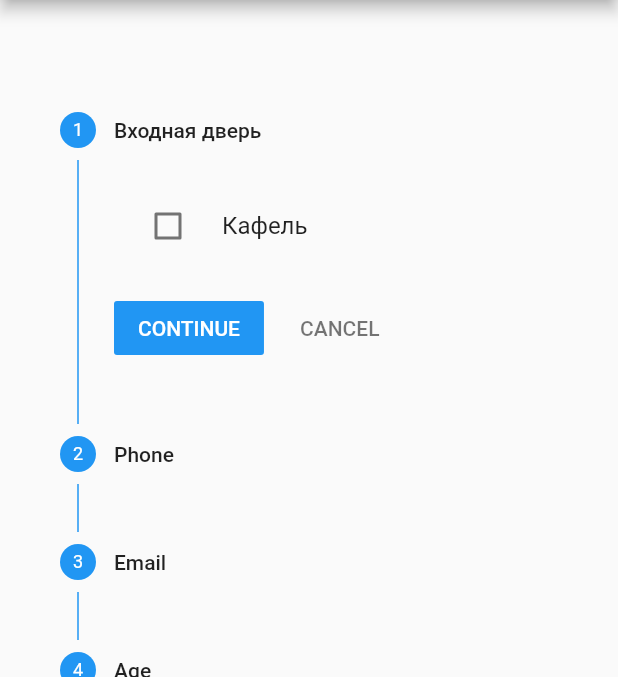
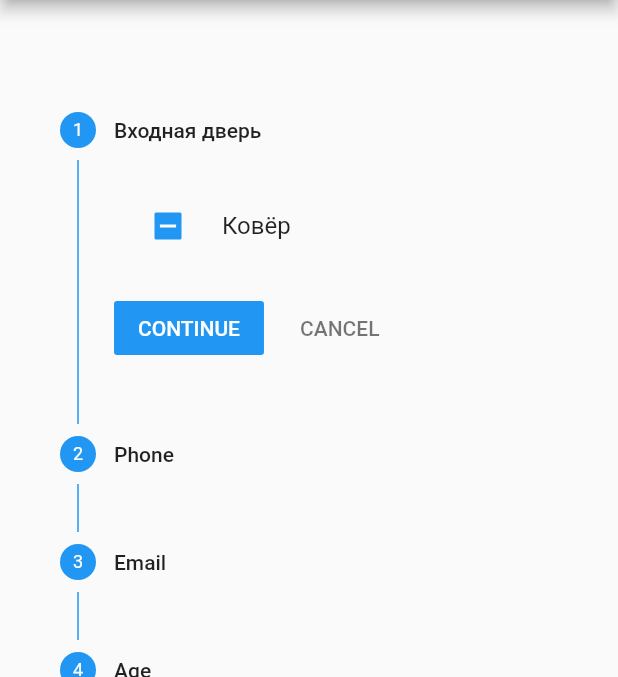
Before and after one commit to vlad-novikov/superlist, a Flutter app: the RoomPage screen opened directly, on a phone screen of 412 x 824 dp, the part 84-761 px from its top. Run offline on Flutter 3.47's test engine with Material 2 defaults, Android fonts, the phone set to English and light mode, and no system bars; our stand-ins replace date_time_picker; network calls fail; statements that could not run were skipped.

```diff
--- a/lib/drawer.dart
+++ b/lib/drawer.dart
@@ -1,3 +1,4 @@
+// common side menu
 import 'package:flutter/material.dart';
 import 'package:google_sheets_app/main.dart';
 import 'package:google_sheets_app/room_screen.dart';
--- a/lib/model/supervisor.dart
+++ b/lib/model/supervisor.dart
@@ -34,13 +34,13 @@ class SupervisorCheck {
     'Supervisor': Supervisor,
     'datetime': datetime,
     'feedback': feedback,
-    'doorCarpet':doorCarpet,
+    'doorCarpet':doorCarpet.toString(),
     'doorKnob':doorKnob
   };
 }
 
 class Door{
-  String Carpet;
+  bool Carpet = false;
   String Plate;
   String Knob;
   String Leaf;
--- a/lib/room_screen.dart
+++ b/lib/room_screen.dart
@@ -10,8 +10,6 @@ import 'package:google_sheets_app/drawer.dart';
 import 'package:flutter/services.dart';
 import 'package:date_time_picker/date_time_picker.dart';
 import 'package:intl/intl.dart';
-import 'package:toggle_switch/toggle_switch.dart';
-import 'package:font_awesome_flutter/font_awesome_flutter.dart';
 
 bool _isChecked = false;
 
@@ -126,9 +124,9 @@ class _RoomPageState extends State<RoomPage> {
         //state: StepState.error,
         state: StepState.indexed,
         content: CheckboxListTile(
-          title: Text("Кафель"),
+          title: Text("Ковёр"),
           controlAffinity: ListTileControlAffinity.leading,
-          value: _isChecked,
+          value: Door.Carpet,
           onChanged: (value) {
             setState(() {
               _isChecked = value;
--- a/lib/room_steps.dart
+++ b/lib/room_steps.dart
@@ -1,4 +1,7 @@
+
+/*
 import 'package:flutter/material.dart';
+
 //import 'package:validate/validate.dart';  //for validation
 import 'package:google_sheets_app/drawer.dart';
 
@@ -277,3 +280,4 @@ class _StepperBodyState extends State<StepperBody> {
         ));
   }
 }
+ */
```
Also changed, not shown: pubspec.lock.
